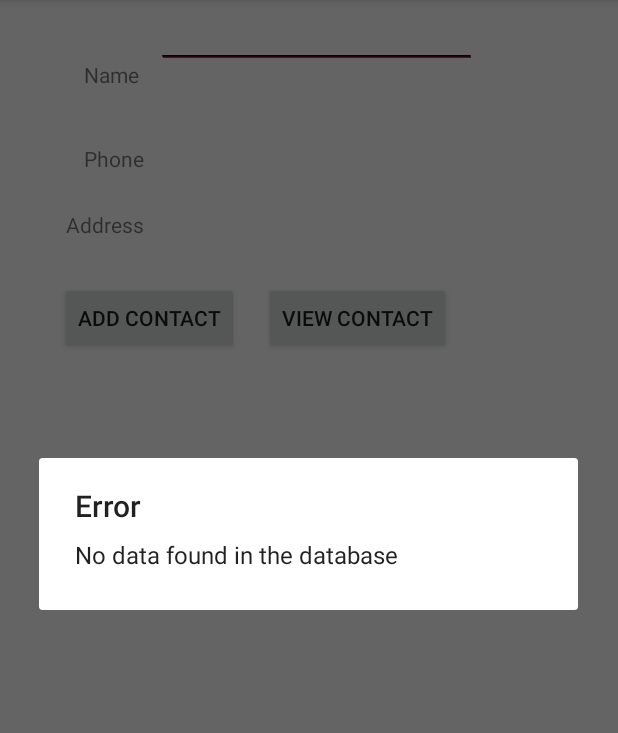
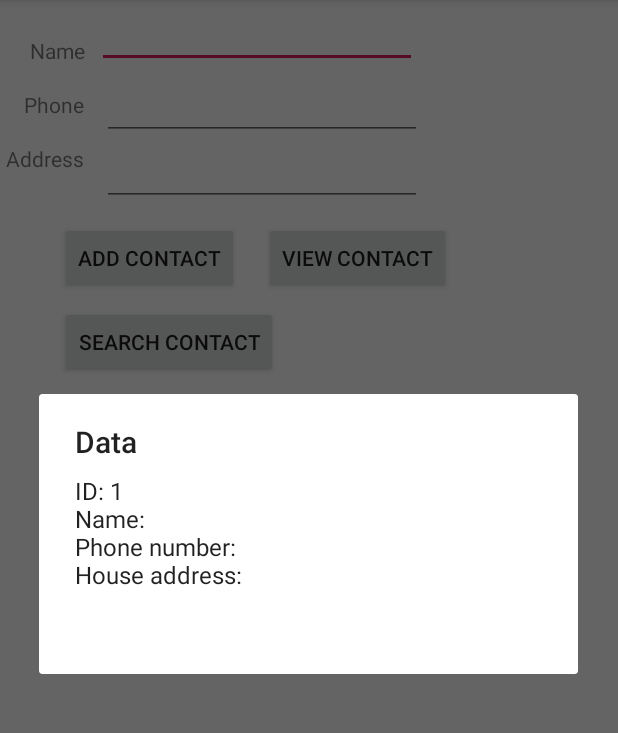
Before and after one commit to Derek-Wen/WenDerek_SQLnotes, an Android app: the screen it shows after launch (MainActivity), after a tap on "VIEW CONTACT", on a phone screen of 412 x 824 dp, the part 84-817 px from its top. Run offline under Robolectric (Android 15) with nearby library versions, the phone set to English and light mode, and no system bars.

Commit message:
almost done

```diff
--- a/app/src/main/java/com/example/mycontactapp/DatabaseHelper.java
+++ b/app/src/main/java/com/example/mycontactapp/DatabaseHelper.java
@@ -6,61 +6,73 @@ import android.database.Cursor;
 import android.database.sqlite.SQLiteDatabase;
 import android.database.sqlite.SQLiteOpenHelper;
 import android.util.Log;
+import android.view.View;
 
-public class DatabaseHelper extends SQLiteOpenHelper {
-    public static final int DATABASE_VERSION = 1;
+
+public class DatabaseHelper extends SQLiteOpenHelper{
+    public static final int DATABASE_VERSION = 2;
     public static final String DATABASE_NAME = "Contact2019.db";
     public static final String TABLE_NAME = "Contact2019_table";
     public static final String ID = "ID";
+
     public static final String COLUMN_NAME_CONTACT = "contact";
+    public static final String COLUMN_NAME_NUMBER = "phone_number";
+    public static final String COLUMN_NAME_ADDRESS = "home_address";
 
     public static final String SQL_CREATE_ENTRIES =
             "CREATE TABLE " + TABLE_NAME + " (" +
                     ID + " INTEGER PRIMARY KEY AUTOINCREMENT," +
-                    COLUMN_NAME_CONTACT + " TEXT)";
+                    COLUMN_NAME_CONTACT +  " TEXT," + COLUMN_NAME_NUMBER + " TEXT,"
+                    + COLUMN_NAME_ADDRESS + " TEXT)";
 
     public static final String SQL_DELETE_ENTRIES =
             "DROP TABLE IF EXISTS " + TABLE_NAME;
 
-    public DatabaseHelper(Context context) {
+    public DatabaseHelper(Context context)
+    {
         super(context, DATABASE_NAME, null, DATABASE_VERSION);
-        //SQLiteDatabase db = this.getReadableDatabase(); //FOR TEST ONLY - WILL REMOVE LATER
-        Log.d("MyContactApp","DatabaseHelper: constructed DatabaseHelper");
+        SQLiteDatabase db = this.getWritableDatabase(); //for test only, remove later
+        Log.d("MyContactApp", "DatabaseHelper: constructed DatabaseHelper");
     }
 
     @Override
     public void onCreate(SQLiteDatabase db) {
-        Log.d( "MyContactApp", "DatabaseHelper: creating DatabaseHelper");
+        Log.d("MyContactApp", "DatabaseHelper: creating database");
         db.execSQL(SQL_CREATE_ENTRIES);
     }
 
     @Override
     public void onUpgrade(SQLiteDatabase db, int oldVersion, int newVersion) {
-        Log.d( "MyContactApp", "DatabaseHelper: upgrading DatabaseHelper");
         db.execSQL(SQL_DELETE_ENTRIES);
+        Log.d("MyContactApp", "DatabaseHelper: upgraded database");
         onCreate(db);
     }
 
-    public boolean insertData(String name) {
+    public boolean insertData(String name, String number, String address) {
         Log.d("MyContactApp", "DatabaseHelper: inserting data");
         SQLiteDatabase db = this.getWritableDatabase();
         ContentValues contentValues = new ContentValues();
+
         contentValues.put(COLUMN_NAME_CONTACT, name);
+        contentValues.put(COLUMN_NAME_NUMBER, number);
+        contentValues.put(COLUMN_NAME_ADDRESS, address);
 
-        long result = db.insert(TABLE_NAME, null    , contentValues);
+        long result = db.insert(TABLE_NAME, null, contentValues);
 
-        if(result == -1){
-            Log.d("MyContactApp", "DatabaseHelper: Contact insert FAILED");
+        if (result == -1)
+        {
+            Log.d("MyContactApp", "Databasehelper: Contact insert FAILED");
             return false;
         }
-        else{
-            Log.d("MyContactApp", "DatabaseHelper: Contact insert PASSED");
+        else
+        {
+            Log.d("MyContactApp", "Databasehelper: Contact insert PASSED");
             return true;
         }
     }
 
-    public Cursor getAllData(){
-        //put Log.d's in here
+    public Cursor getAllData() {
+        Log.d("MyContactApp", "DatabaseHelper: getAllData called");
         SQLiteDatabase db = this.getWritableDatabase();
         Cursor res = db.rawQuery("select * from " + TABLE_NAME, null);
         return res;
--- a/app/src/main/java/com/example/mycontactapp/MainActivity.java
+++ b/app/src/main/java/com/example/mycontactapp/MainActivity.java
@@ -1,5 +1,6 @@
 package com.example.mycontactapp;
 
+import android.content.Intent;
 import android.database.Cursor;
 import android.support.v7.app.AlertDialog;
 import android.support.v7.app.AppCompatActivity;
@@ -13,58 +14,97 @@ public class MainActivity extends AppCompatActivity {
 
     DatabaseHelper myDb;
     EditText editName;
-    EditText editPhone;
+    EditText editNumber;
     EditText editAddress;
+
+
     @Override
     protected void onCreate(Bundle savedInstanceState) {
         super.onCreate(savedInstanceState);
+        Log.d("MyContactApp", "MainActivity: setting up the layout");
         setContentView(R.layout.activity_main);
 
         editName = findViewById(R.id.editText_name);
-        editPhone = findViewById(R.id.editText_phone);
+        editNumber = findViewById(R.id.editText_phone);
         editAddress = findViewById(R.id.editText_address);
-        myDb = new DatabaseHelper(this);
-        Log.d("MyContactApp","DatabaseHelper: instantiated the DatabaseHelper");
 
+        myDb = new DatabaseHelper( this);
+        Log.d("MyContactApp", "Main activity: Instantiated Database Helper");
     }
-    public void addData(View view){
-        boolean isInserted = myDb.insertData(editName.getText().toString(), editPhone.getText().toString(), editAddress.getText().toString());
-        if(isInserted == true){
-            Toast.makeText(MainActivity.this,"Success - contact inserted", Toast.LENGTH_LONG).show();
+
+    public void addData(View view) {
+
+        boolean isInserted = myDb.insertData(editName.getText().toString(), editNumber.getText().toString(),
+                editAddress.getText().toString());
+
+        if (isInserted) {
+            Toast.makeText(MainActivity.this, "Success - contact inserted", Toast.LENGTH_LONG).show();
         }
-        else{
-            Toast.makeText(MainActivity.this, "Failed - contact not inserted", Toast.LENGTH_LONG).show();
+        else {
+            Toast.makeText(MainActivity.this, "FAILED - contact not inserted", Toast.LENGTH_LONG).show();
         }
     }
 
-    public void viewData(View view){
+    public void viewData(View view)
+    {
+        Log.d("MyContactApp", "MainActivity: View Contact Button Pressed");
         Cursor res = myDb.getAllData();
 
-        if (res.getCount() == 0){
-            showMessage("Error", "No data found in the database");
-            return;
+        if (res.getCount() == 0) {
+            showMessage("Error",  "no data found in database");
         }
 
         StringBuffer buffer = new StringBuffer();
-        while(res.moveToNext()){
-            //append res column 0, ...to the buffer - see Stringbuffer and Cursor api's
-            buffer.append("ID: " + res.getString(0) + "\n");
-            buffer.append("Name: " + res.getString(1) + "\n");
-            buffer.append("Phone: " + res.getString(2) + "\n");
-            buffer.append("Address: " + res.getString(3) + "\n");
+        while (res.moveToNext()) {
+            buffer.append("ID: " + res.getString(0) + "\n" +
+                    "Name: " + res.getString(1) + "\n" +
+                    "Phone number: " + res.getString(2) + "\n" +
+                    "House address: " + res.getString(3) + "\n\n");
         }
 
+        Log.d("MyContactApp", "MainActivity: In viewData - Buffer assembled");
+
         showMessage("Data", buffer.toString());
-
     }
 
-    public void showMessage(String title, String message){
-        //put Lod.d's here
+    public void showMessage(String title, String message) {
+        Log.d("MyContactApp", "MainActivity:  showMessage - building alert dialog");
         AlertDialog.Builder builder = new AlertDialog.Builder(this);
+
         builder.setCancelable(true);
         builder.setTitle(title);
         builder.setMessage(message);
         builder.show();
     }
 
+    public static final String EXTRA_NAME = "com.example.mycontactapp";
+
+    public void searchRecord(View view) {
+        Log.d("MyContactApp", "MainActivity: launching search");
+        Cursor curs = myDb.getAllData();
+        StringBuffer buffer = new StringBuffer();
+        if (editName.getText().toString().isEmpty() && editNumber.getText().toString().isEmpty()
+                && editAddress.getText().toString().isEmpty()) {
+            showMessage("No results found", "None of your contacts matches your search parameter");
+            return;
+        }
+
+        while (curs.moveToNext()){
+            if ((editName.getText().toString().isEmpty() || editName.getText().toString().equals(curs.getString(1)))
+                    && (editNumber.getText().toString().isEmpty() || editNumber.getText().toString().equals(curs.getString(2)))
+                    && (editAddress.getText().toString().isEmpty() || editAddress.getText().toString().equals(curs.getString(3))))
+            {
+                buffer.append("ID: " + curs.getString(0) + "\n" +
+                        "Name - " + curs.getString(1) + "\n" +
+                        "Phone number - " + curs.getString(2) + "\n" +
+                        "House address - " + curs.getString(3) + "\n\n");
+            }
+        }
+
+        if (buffer.toString().isEmpty()) {
+            showMessage("Error", "No matches found");
+            return;
+        }
+        showMessage("Search results", buffer.toString());
+    }
 }
--- a/app/src/main/res/layout/activity_main.xml
+++ b/app/src/main/res/layout/activity_main.xml
@@ -10,8 +10,8 @@
         android:id="@+id/textView"
         android:layout_width="wrap_content"
         android:layout_height="wrap_content"
-        android:layout_marginStart="56dp"
-        android:layout_marginTop="40dp"
+        android:layout_marginStart="20dp"
+        android:layout_marginTop="24dp"
         android:text="Name"
         app:layout_constraintStart_toStartOf="parent"
         app:layout_constraintTop_toTopOf="parent" />
@@ -20,18 +20,18 @@
         android:id="@+id/editText_name"
         android:layout_width="wrap_content"
         android:layout_height="wrap_content"
-        android:layout_marginStart="12dp"
+        android:layout_marginStart="8dp"
         android:ems="10"
         android:inputType="textPersonName"
         app:layout_constraintStart_toEndOf="@+id/textView"
-        tools:layout_editor_absoluteY="29dp" />
+        tools:layout_editor_absoluteY="3dp" />
 
     <Button
         android:id="@+id/button"
         android:layout_width="wrap_content"
         android:layout_height="wrap_content"
         android:layout_marginStart="40dp"
-        android:layout_marginTop="188dp"
+        android:layout_marginTop="148dp"
         android:onClick="addData"
         android:text="Add Contact"
         app:layout_constraintStart_toStartOf="parent"
@@ -41,8 +41,8 @@
         android:id="@+id/textView2"
         android:layout_width="wrap_content"
         android:layout_height="wrap_content"
-        android:layout_marginStart="56dp"
-        android:layout_marginTop="96dp"
+        android:layout_marginStart="16dp"
+        android:layout_marginTop="60dp"
         android:text="Phone"
         app:layout_constraintStart_toStartOf="parent"
         app:layout_constraintTop_toTopOf="parent" />
@@ -51,8 +51,8 @@
         android:id="@+id/textView3"
         android:layout_width="wrap_content"
         android:layout_height="wrap_content"
-        android:layout_marginStart="44dp"
-        android:layout_marginTop="140dp"
+        android:layout_marginStart="4dp"
+        android:layout_marginTop="96dp"
         android:text="Address"
         app:layout_constraintStart_toStartOf="parent"
         app:layout_constraintTop_toTopOf="parent" />
@@ -62,9 +62,20 @@
         android:layout_width="wrap_content"
         android:layout_height="wrap_content"
         android:layout_marginStart="176dp"
-        android:layout_marginTop="188dp"
+        android:layout_marginTop="148dp"
         android:onClick="viewData"
         android:text="View Contact"
+        app:layout_constraintStart_toStartOf="parent"
+        app:layout_constraintTop_toTopOf="parent" />
+
+    <Button
+        android:id="@+id/button2"
+        android:layout_width="wrap_content"
+        android:layout_height="wrap_content"
+        android:layout_marginStart="40dp"
+        android:layout_marginTop="204dp"
+        android:onClick="searchRecord"
+        android:text="Search Contact"
         app:layout_constraintStart_toStartOf="parent"
         app:layout_constraintTop_toTopOf="parent" />
 
@@ -72,20 +83,22 @@
         android:id="@+id/editText_phone"
         android:layout_width="wrap_content"
         android:layout_height="wrap_content"
-        android:layout_marginStart="8dp"
+        android:layout_marginStart="12dp"
+        android:layout_marginTop="48dp"
         android:ems="10"
         android:inputType="textPersonName"
         app:layout_constraintStart_toEndOf="@+id/textView2"
-        tools:layout_editor_absoluteY="81dp" />
+        app:layout_constraintTop_toTopOf="parent" />
 
     <EditText
         android:id="@+id/editText_address"
         android:layout_width="wrap_content"
         android:layout_height="wrap_content"
-        android:layout_marginStart="8dp"
+        android:layout_marginStart="12dp"
+        android:layout_marginTop="92dp"
         android:ems="10"
         android:inputType="textPersonName"
         app:layout_constraintStart_toEndOf="@+id/textView3"
-        tools:layout_editor_absoluteY="126dp" />
+        app:layout_constraintTop_toTopOf="parent" />
 
 </android.support.constraint.ConstraintLayout>
```
Also changed, not shown: app/src/main/java/com/example/mycontactapp/SearchActivity.java (added, +15 -0 lines).
